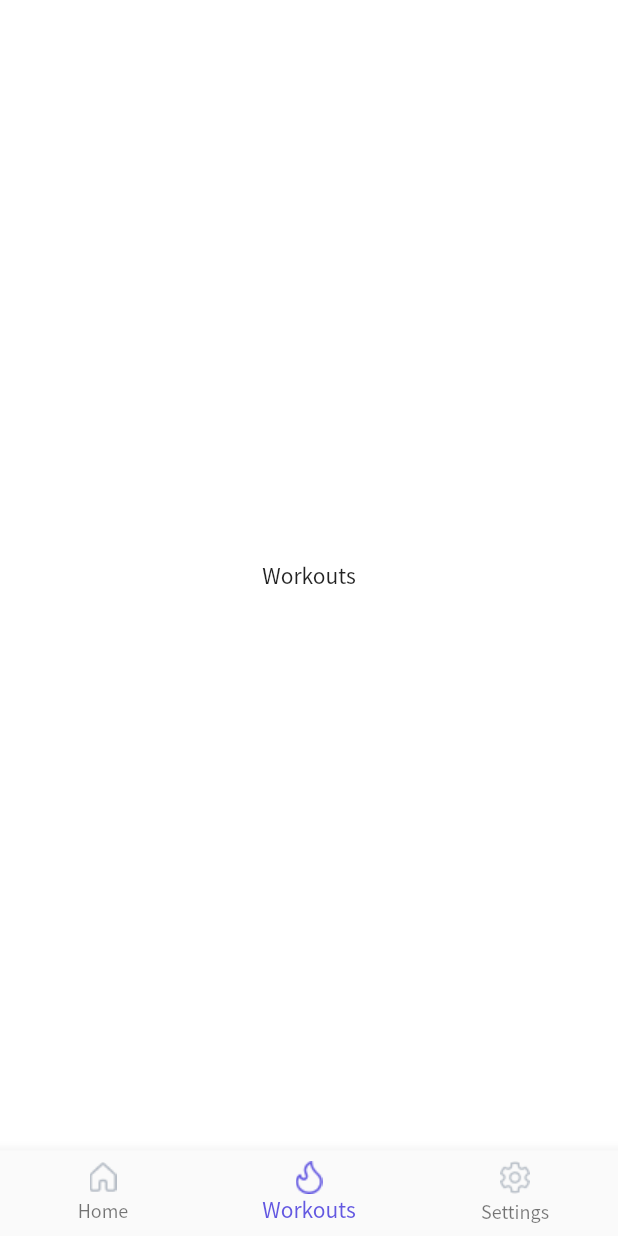
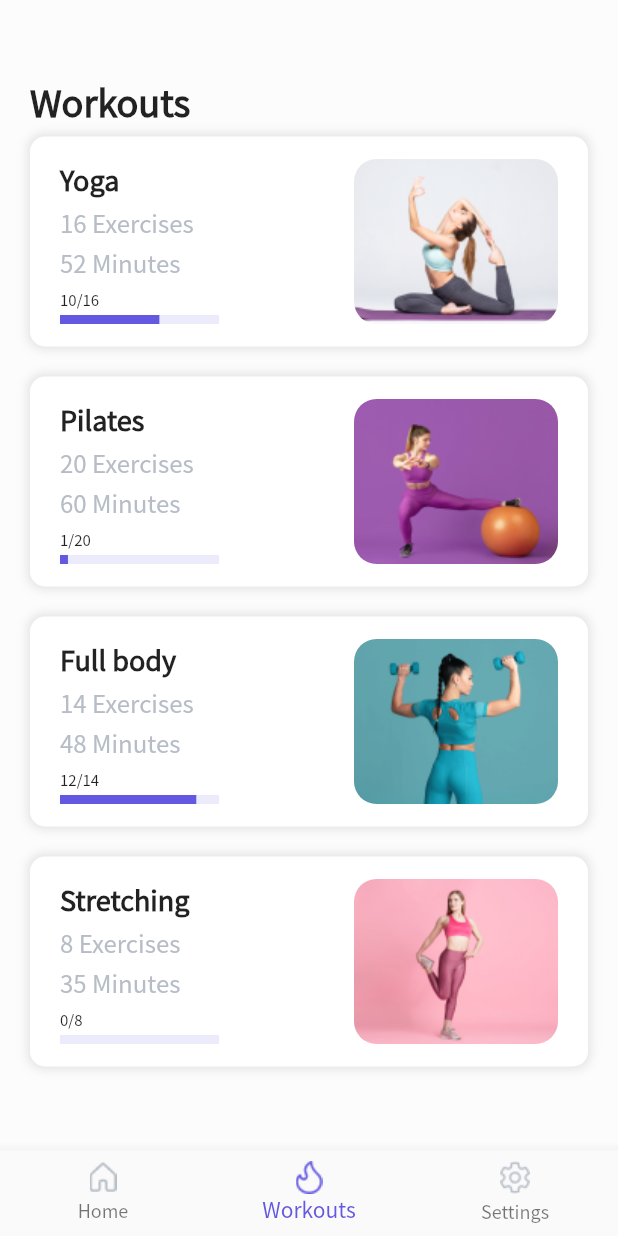
Before and after one commit to perpetio/fitness, a Flutter app: the TabBarPage screen opened directly, item 2 of the bottom bar chosen, on a phone screen of 412 x 824 dp. Run offline on Flutter 3.47's test engine with Material 2 defaults, Android fonts, the phone set to English and light mode, and no system bars; drawn by our look-alikes of percent_indicator; our stand-ins replace bloc, dots_indicator, firebase_auth, firebase_core, flutter_bloc; accounts and stored records are empty.

Commit message:
[FT-9] created workouts screen

```diff
--- a/lib/core/const/path_constants.dart
+++ b/lib/core/const/path_constants.dart
@@ -20,4 +20,10 @@ class PathConstants {
   static const String cardio = 'assets/images/home/cardio.png';
   static const String arms = 'assets/images/home/arms.png';
   static const String progress = 'assets/icons/home/progress.png';
+
+  //Workouts
+  static const String yoga = 'assets/icons/workouts/yoga.png';
+  static const String pilates = 'assets/icons/workouts/pilates.png';
+  static const String fullBody = 'assets/icons/workouts/full_body.png';
+  static const String stretching = 'assets/icons/workouts/stretching.png';
 }
--- a/lib/core/const/text_constants.dart
+++ b/lib/core/const/text_constants.dart
@@ -4,12 +4,9 @@ class TextConstants {
   static const String onboarding2Title = "Learn techniques";
   static const String onboarding3Title = "Stay strong & healthy";
 
-  static const String onboarding1Description =
-      "You can do your workout at home without any equipment, outside or at the gym.";
-  static const String onboarding2Description =
-      "Our workout programs are made by professionals.";
-  static const String onboarding3Description =
-      "We want you to fully enjoy the program and stay healthy and positive.";
+  static const String onboarding1Description = "You can do your workout at home without any equipment, outside or at the gym.";
+  static const String onboarding2Description = "Our workout programs are made by professionals.";
+  static const String onboarding3Description = "We want you to fully enjoy the program and stay healthy and positive.";
 
   // Sign Up
   static const String signUp = "Sign up";
@@ -22,13 +19,11 @@ class TextConstants {
 
   static const String email = "Email";
   static const String emailPlaceholder = "example@mail.com";
-  static const String emailErrorText =
-      'Email is unvalid, please enter email properly';
+  static const String emailErrorText = 'Email is unvalid, please enter email properly';
 
   static const String password = "Password";
   static const String passwordPlaceholder = "Must be at least 6 symbols";
-  static const String passwordErrorText =
-      'Password should contain at least 6 characters';
+  static const String passwordErrorText = 'Password should contain at least 6 characters';
 
   static const String confirmPassword = "Confirm password";
   static const String confirmPasswordPlaceholder = "Re-enter password";
@@ -61,8 +56,7 @@ class TextConstants {
   static const String discoverWorkouts = "Discover new workouts";
 
   static const String keepProgress = "Keep the progress!";
-  static const String profileSuccessful =
-      "You are more successful than 88% users.";
+  static const String profileSuccessful = "You are more successful than 88% users.";
 
   // Home screen -> cardio card
   static const String cardioTitle = "Cardio";
@@ -73,4 +67,24 @@ class TextConstants {
   static const String armsTitle = "Arms";
   static const String armsExercises = "6 Exercises";
   static const String armsMinutes = "35 Minutes";
+
+  //Workout screen -> yoga card
+  static const String yogaTitle = "Yoga";
+  static const String yogaExercises = "16 Exercises";
+  static const String yogaMinutes = "52 Minutes";
+
+  //Workout screen -> pilates card
+  static const String pilatesTitle = "Pilates";
+  static const String pilatesExercises = "20 Exercises";
+  static const String pilatesMinutes = "60 Minutes";
+
+  //Workout screen -> fullBody card
+  static const String fullBodyTitle = "Full body";
+  static const String fullBodyExercises = "14 Exercises";
+  static const String fullBodyMinutes = "48 Minutes";
+
+  //Workout screen -> stretching card
+  static const String stretchingTitle = "Stretching";
+  static const String stretchingExercises = "8 Exercises";
+  static const String stretchingMinutes = "35 Minutes";
 }
--- /dev/null
+++ b/lib/data/workout_data.dart
@@ -0,0 +1,11 @@
+class WorkoutData {
+  final String title;
+  final String exercices;
+  final String minutes;
+  final int currentProgress;
+  final int progress;
+  final String image;
+
+  WorkoutData(
+      {required this.title, required this.exercices, required this.minutes, required this.currentProgress, required this.progress, required this.image});
+}
--- a/lib/screens/sign_up/widget/sign_up_content.dart
+++ b/lib/screens/sign_up/widget/sign_up_content.dart
@@ -50,7 +50,7 @@ class SignUpContent extends StatelessWidget {
         children: [
           const SizedBox(height: 20),
           _createTitle(),
-          const SizedBox(height: 50),
+          // const SizedBox(height: 50),
           _createForm(context),
           const SizedBox(height: 40),
           _createSignUpButton(context),
--- a/lib/screens/tab_bar/page/tab_bar_page.dart
+++ b/lib/screens/tab_bar/page/tab_bar_page.dart
@@ -5,6 +5,7 @@ import 'package:fitness_flutter/core/service/auth_service.dart';
 import 'package:fitness_flutter/screens/home/page/home_page.dart';
 import 'package:fitness_flutter/screens/sign_in/page/sign_in_page.dart';
 import 'package:fitness_flutter/screens/tab_bar/bloc/tab_bar_bloc.dart';
+import 'package:fitness_flutter/screens/workouts/workouts_page.dart';
 import 'package:flutter/material.dart';
 import 'package:flutter_bloc/flutter_bloc.dart';
 
@@ -17,8 +18,7 @@ class TabBarPage extends StatelessWidget {
       create: (BuildContext context) => TabBarBloc(),
       child: BlocConsumer<TabBarBloc, TabBarState>(
         listener: (context, state) {},
-        buildWhen: (_, currState) =>
-            currState is TabBarInitial || currState is TabBarItemSelectedState,
+        buildWhen: (_, currState) => currState is TabBarInitial || currState is TabBarItemSelectedState,
         builder: (context, state) {
           final bloc = BlocProvider.of<TabBarBloc>(context);
           return Scaffold(
@@ -67,11 +67,7 @@ class TabBarPage extends StatelessWidget {
   Widget _createBody(BuildContext context, int index) {
     final children = [
       HomePage(),
-      Scaffold(
-        body: Center(
-          child: Text("Workouts"),
-        ),
-      ),
+      WorkoutsPage(),
       Scaffold(
         body: Center(
           child: RawMaterialButton(
--- /dev/null
+++ b/lib/screens/workouts/bloc/workouts_bloc.dart
@@ -0,0 +1,18 @@
+import 'dart:async';
+
+import 'package:bloc/bloc.dart';
+import 'package:meta/meta.dart';
+
+part 'workouts_event.dart';
+part 'workouts_state.dart';
+
+class WorkoutsBloc extends Bloc<WorkoutsEvent, WorkoutsState> {
+  WorkoutsBloc() : super(WorkoutsInitial());
+
+  @override
+  Stream<WorkoutsState> mapEventToState(
+    WorkoutsEvent event,
+  ) async* {
+    // TODO: implement mapEventToState
+  }
+}
--- /dev/null
+++ b/lib/screens/workouts/bloc/workouts_event.dart
@@ -0,0 +1,4 @@
+part of 'workouts_bloc.dart';
+
+@immutable
+abstract class WorkoutsEvent {}
--- /dev/null
+++ b/lib/screens/workouts/bloc/workouts_state.dart
@@ -0,0 +1,6 @@
+part of 'workouts_bloc.dart';
+
+@immutable
+abstract class WorkoutsState {}
+
+class WorkoutsInitial extends WorkoutsState {}
--- /dev/null
+++ b/lib/screens/workouts/widget/workout_card.dart
@@ -0,0 +1,71 @@
+import 'package:fitness_flutter/core/const/color_constants.dart';
+import 'package:fitness_flutter/data/workout_data.dart';
+import 'package:flutter/material.dart';
+import 'package:percent_indicator/percent_indicator.dart';
+
+class WorkoutCard extends StatelessWidget {
+  final WorkoutData workout;
+  WorkoutCard({Key? key, required this.workout}) : super(key: key);
+
+  @override
+  Widget build(BuildContext context) {
+    return Container(
+      width: double.infinity,
+      height: 140,
+      margin: const EdgeInsets.symmetric(horizontal: 20),
+      decoration: BoxDecoration(
+        borderRadius: BorderRadius.circular(10),
+        color: ColorConstants.white,
+        boxShadow: [BoxShadow(color: ColorConstants.textBlack.withOpacity(0.12), blurRadius: 5.0, spreadRadius: 1.1)],
+      ),
+      child: Material(
+        color: Colors.transparent,
+        child: InkWell(
+          borderRadius: BorderRadius.circular(10),
+          onTap: () {},
+          child: Container(
+            padding: EdgeInsets.symmetric(horizontal: 20, vertical: 15),
+            decoration: BoxDecoration(borderRadius: BorderRadius.circular(10)),
+            child: Row(
+              children: [
+                Expanded(
+                  child: Column(
+                    crossAxisAlignment: CrossAxisAlignment.start,
+                    children: [
+                      Text(workout.title, style: TextStyle(fontSize: 18, fontWeight: FontWeight.bold)),
+                      const SizedBox(height: 3),
+                      Text(workout.exercices,
+                          style: TextStyle(fontSize: 16, fontWeight: FontWeight.w500, color: ColorConstants.grey),
+                          overflow: TextOverflow.ellipsis,
+                          maxLines: 2),
+                      const SizedBox(height: 3),
+                      Text(workout.minutes,
+                          style: TextStyle(fontSize: 16, fontWeight: FontWeight.w500, color: ColorConstants.grey),
+                          overflow: TextOverflow.ellipsis,
+                          maxLines: 2),
+                      Spacer(),
+                      Text('${workout.currentProgress}/${workout.progress}', style: TextStyle(fontSize: 10)),
+                      SizedBox(height: 3),
+                      Padding(
+                        padding: const EdgeInsets.only(right: 30.0),
+                        child: LinearPercentIndicator(
+                          percent: workout.currentProgress / workout.progress,
+                          progressColor: ColorConstants.primaryColor,
+                          backgroundColor: ColorConstants.primaryColor.withOpacity(0.12),
+                          lineHeight: 6,
+                          padding: EdgeInsets.zero,
+                        ),
+                      )
+                    ],
+                  ),
+                ),
+                SizedBox(width: 60),
+                Expanded(child: ClipRRect(borderRadius: BorderRadius.circular(15), child: Image.asset(workout.image, fit: BoxFit.fill))),
+              ],
+            ),
+          ),
+        ),
+      ),
+    );
+  }
+}
--- /dev/null
+++ b/lib/screens/workouts/widget/workout_content.dart
@@ -0,0 +1,75 @@
+import 'package:fitness_flutter/core/const/color_constants.dart';
+import 'package:fitness_flutter/core/const/path_constants.dart';
+import 'package:fitness_flutter/core/const/text_constants.dart';
+import 'package:fitness_flutter/data/workout_data.dart';
+import 'package:fitness_flutter/screens/workouts/widget/workout_card.dart';
+import 'package:flutter/material.dart';
+
+class WorkoutContent extends StatelessWidget {
+  WorkoutContent({Key? key}) : super(key: key);
+  final List<WorkoutData> workouts = [
+    WorkoutData(
+        title: TextConstants.yogaTitle,
+        exercices: TextConstants.yogaExercises,
+        minutes: TextConstants.yogaMinutes,
+        currentProgress: 10,
+        progress: 16,
+        image: PathConstants.yoga),
+    WorkoutData(
+        title: TextConstants.pilatesTitle,
+        exercices: TextConstants.pilatesExercises,
+        minutes: TextConstants.pilatesMinutes,
+        currentProgress: 1,
+        progress: 20,
+        image: PathConstants.pilates),
+    WorkoutData(
+        title: TextConstants.fullBodyTitle,
+        exercices: TextConstants.fullBodyExercises,
+        minutes: TextConstants.fullBodyMinutes,
+        currentProgress: 12,
+        progress: 14,
+        image: PathConstants.fullBody),
+    WorkoutData(
+        title: TextConstants.stretchingTitle,
+        exercices: TextConstants.stretchingExercises,
+        minutes: TextConstants.stretchingMinutes,
+        currentProgress: 0,
+        progress: 8,
+        image: PathConstants.stretching),
+  ];
+
+  @override
+  Widget build(BuildContext context) {
+    return Container(
+      color: ColorConstants.homeBackgroundColor,
+      height: double.infinity,
+      width: double.infinity,
+      child: _createHomeBody(context),
+    );
+  }
+
+  Widget _createHomeBody(BuildContext context) {
+    return Padding(
+      padding: const EdgeInsets.only(top: 50),
+      child: Column(
+        crossAxisAlignment: CrossAxisAlignment.start,
+        children: [
+          Padding(
+            padding: const EdgeInsets.symmetric(horizontal: 20.0),
+            child: Text('Workouts', style: TextStyle(fontSize: 24, fontWeight: FontWeight.bold)),
+          ),
+          const SizedBox(height: 5),
+          Expanded(
+            child: ListView(
+              children: workouts
+                  .map((e) => Column(
+                        children: [WorkoutCard(workout: e), SizedBox(height: 20)],
+                      ))
+                  .toList(),
+            ),
+          )
+        ],
+      ),
+    );
+  }
+}
--- /dev/null
+++ b/lib/screens/workouts/workouts_page.dart
@@ -0,0 +1,28 @@
+import 'package:fitness_flutter/core/config/size_config.dart';
+import 'package:fitness_flutter/screens/workouts/bloc/workouts_bloc.dart';
+import 'package:fitness_flutter/screens/workouts/widget/workout_content.dart';
+import 'package:flutter/material.dart';
+import 'package:flutter_bloc/flutter_bloc.dart';
+
+class WorkoutsPage extends StatelessWidget {
+  const WorkoutsPage({Key? key}) : super(key: key);
+
+  @override
+  Widget build(BuildContext context) {
+    return Scaffold(body: _buildContext(context));
+  }
+
+  BlocProvider<WorkoutsBloc> _buildContext(BuildContext context) {
+    return BlocProvider<WorkoutsBloc>(
+      create: (context) => WorkoutsBloc(),
+      child: BlocConsumer<WorkoutsBloc, WorkoutsState>(
+        buildWhen: (_, currState) => currState is WorkoutsInitial,
+        builder: (context, state) {
+          return WorkoutContent();
+        },
+        listenWhen: (_, currState) => true,
+        listener: (context, state) {},
+      ),
+    );
+  }
+}
--- a/pubspec.yaml
+++ b/pubspec.yaml
@@ -58,6 +58,7 @@ flutter:
     - assets/images/onboarding/
     - assets/images/auth/
     - assets/images/home/
+    - assets/icons/workouts/
 
   # An image asset can refer to one or more resolution-specific "variants", see
   # https://flutter.dev/assets-and-images/#resolution-aware.
```
Also changed, not shown: assets/icons/workouts/full_body.png (added), assets/icons/workouts/pilates.png (added), assets/icons/workouts/stretching.png (added), assets/icons/workouts/yoga.png (added).
